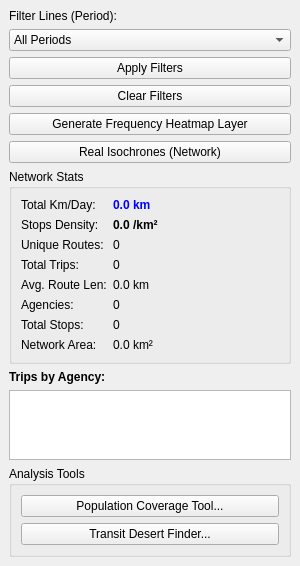
arrobaraujo/qgis_gtfs_plugin, file qgis_gtfs_plugin/ui/search_panel.ui: the form before one commit.
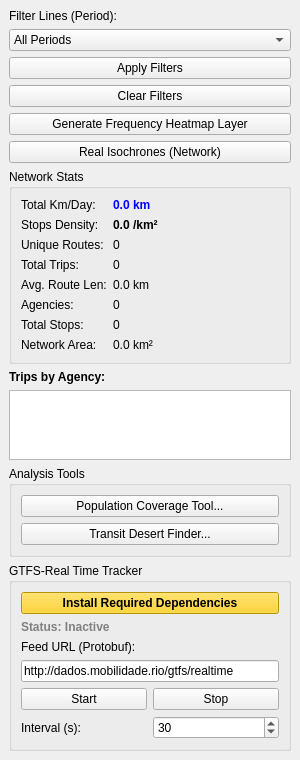
The form after the commit.

Commit message: feat: integrate GTFS-Realtime tracking and documentation update to v1.1.0

```diff
--- a/qgis_gtfs_plugin/ui/search_panel.ui
+++ b/qgis_gtfs_plugin/ui/search_panel.ui
@@ -236,6 +236,95 @@
       </layout>
      </widget>
     </item>
+    <item>
+     <widget class="QGroupBox" name="groupBox_rt">
+      <property name="title">
+       <string>GTFS-Real Time Tracker</string>
+      </property>
+      <layout class="QVBoxLayout" name="verticalLayout_rt">
+       <item>
+        <widget class="QPushButton" name="btn_install_deps">
+         <property name="text">
+          <string>Install Required Dependencies</string>
+         </property>
+         <property name="styleSheet">
+          <string notr="true">background-color: #ffcc00; font-weight: bold;</string>
+         </property>
+        </widget>
+       </item>
+       <item>
+        <widget class="QLabel" name="lbl_rt_status">
+         <property name="text">
+          <string>Status: Inactive</string>
+         </property>
+         <property name="styleSheet">
+          <string notr="true">font-weight: bold; color: gray;</string>
+         </property>
+        </widget>
+       </item>
+       <item>
+        <layout class="QVBoxLayout" name="verticalLayout_url">
+         <item>
+          <widget class="QLabel" name="label_url">
+           <property name="text">
+            <string>Feed URL (Protobuf):</string>
+           </property>
+          </widget>
+         </item>
+         <item>
+          <widget class="QLineEdit" name="txt_rt_url">
+           <property name="text">
+            <string>http://dados.mobilidade.rio/gtfs/realtime</string>
+           </property>
+          </widget>
+         </item>
+        </layout>
+       </item>
+       <item>
+        <layout class="QHBoxLayout" name="horizontalLayout_rt_btns">
+         <item>
+          <widget class="QPushButton" name="btn_start_rt">
+           <property name="text">
+            <string>Start</string>
+           </property>
+          </widget>
+         </item>
+         <item>
+          <widget class="QPushButton" name="btn_stop_rt">
+           <property name="text">
+            <string>Stop</string>
+           </property>
+          </widget>
+         </item>
+        </layout>
+       </item>
+       <item>
+        <layout class="QHBoxLayout" name="horizontalLayout_interval">
+         <item>
+          <widget class="QLabel" name="label_10">
+           <property name="text">
+            <string>Interval (s):</string>
+           </property>
+          </widget>
+         </item>
+         <item>
+          <widget class="QSpinBox" name="spin_rt_interval">
+           <property name="minimum">
+            <number>10</number>
+           </property>
+           <property name="maximum">
+            <number>300</number>
+           </property>
+           <property name="value">
+            <number>30</number>
+           </property>
+          </widget>
+         </item>
+        </layout>
+       </item>
+      </layout>
+     </widget>
+    </item>
     <item>
      <spacer name="verticalSpacer_main">
       <property name="orientation">
```
The commit also changes 10 other files.
